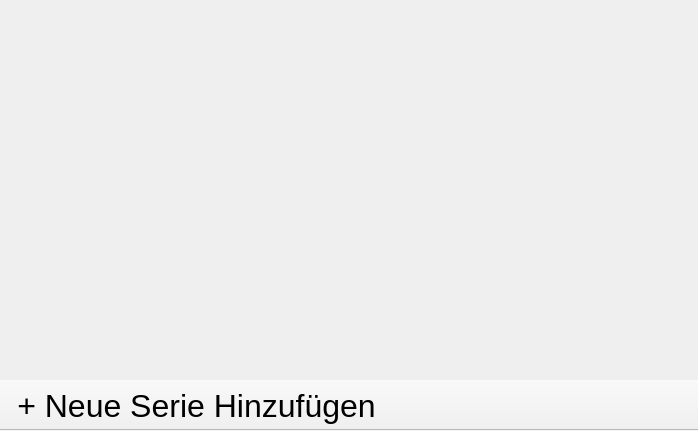
The window that src/mainwindow.ui (spsbstn/ProjectWatchlist) describes before a commit, drawn with Qt 5.
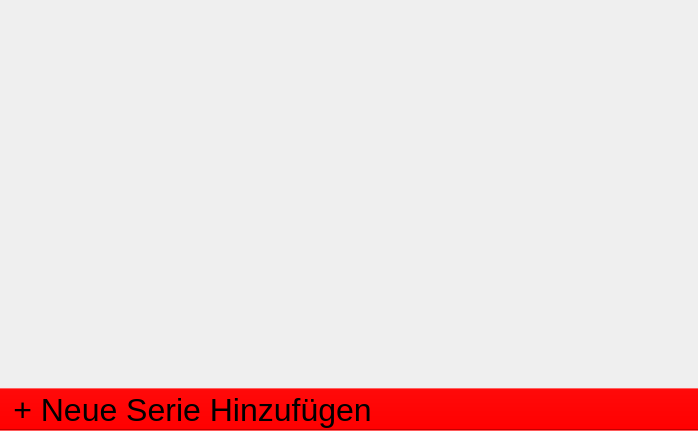
The same window after the commit.

```diff
--- a/src/mainwindow.ui
+++ b/src/mainwindow.ui
@@ -20,7 +20,10 @@
    <string>Watchlist v0.1b</string>
   </property>
   <property name="styleSheet">
-   <string notr="true"/>
+   <string notr="true"> QToolBar {
+     background: red;
+     spacing: 3px; /* spacing between items in the tool bar */
+ }</string>
   </property>
   <widget class="QWidget" name="centralWidget">
    <property name="styleSheet">
@@ -43,6 +46,12 @@
    <property name="movable">
     <bool>false</bool>
    </property>
+   <property name="toolButtonStyle">
+    <enum>Qt::ToolButtonFollowStyle</enum>
+   </property>
+   <property name="floatable">
+    <bool>false</bool>
+   </property>
    <attribute name="toolBarArea">
     <enum>BottomToolBarArea</enum>
    </attribute>
```
